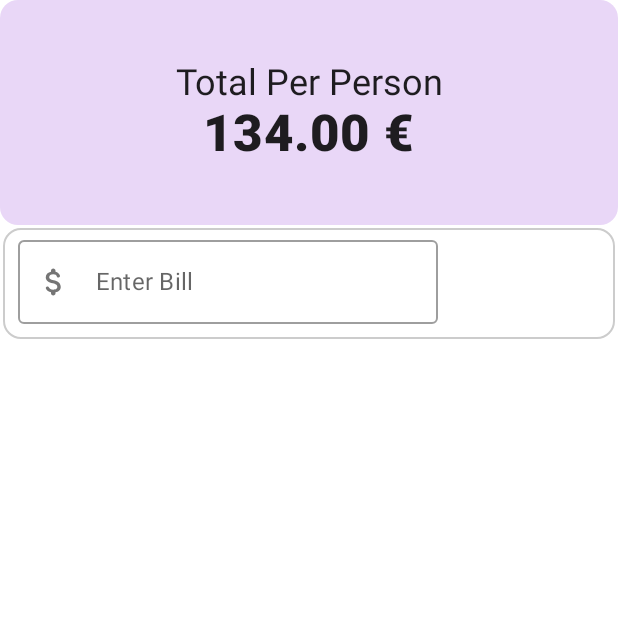
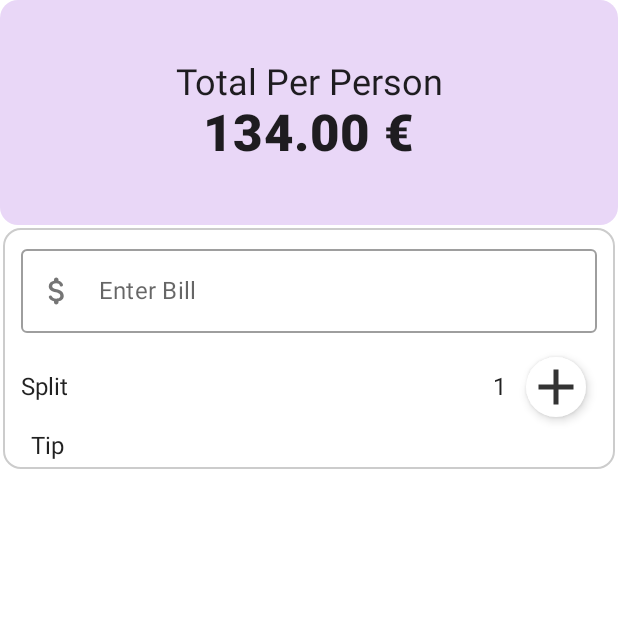
Before and after one commit to raiesbo/random, an Android app built with Jetpack Compose: the screen it shows after launch (MainActivity), on a phone screen of 412 x 824 dp, the top half of it. Run offline under Robolectric (Android 15) with nearby library versions, the phone set to English and light mode, and no system bars.

Commit message:
[kotlinCompose JetTipApp] Implement Split section and fix input width

```diff
--- a/androidKotlinBootcamp/JetTipApp/app/src/main/java/com/raiesbo/jettipapp/MainActivity.kt
+++ b/androidKotlinBootcamp/JetTipApp/app/src/main/java/com/raiesbo/jettipapp/MainActivity.kt
@@ -12,6 +12,12 @@ import androidx.compose.foundation.text.KeyboardActions
 import androidx.compose.material.MaterialTheme
 import androidx.compose.material.Surface
 import androidx.compose.material.Text
+import androidx.compose.material.icons.Icons
+import androidx.compose.material.icons.filled.Add
+import androidx.compose.material.icons.filled.PlusOne
+import androidx.compose.material.icons.filled.Remove
+import androidx.compose.material.icons.rounded.PlusOne
+import androidx.compose.material.icons.rounded.Remove
 import androidx.compose.runtime.Composable
 import androidx.compose.runtime.mutableStateOf
 import androidx.compose.runtime.remember
@@ -26,6 +32,7 @@ import androidx.compose.ui.tooling.preview.Preview
 import androidx.compose.ui.unit.dp
 import com.raiesbo.jettipapp.components.InputField
 import com.raiesbo.jettipapp.ui.theme.JetTipAppTheme
+import com.raiesbo.jettipapp.widgets.RoundIconButton
 
 class MainActivity : ComponentActivity() {
     override fun onCreate(savedInstanceState: Bundle?) {
@@ -53,7 +60,6 @@ fun MyApp(content: @Composable () -> Unit) {
     }
 }
 
-@OptIn(ExperimentalComposeUiApi::class)
 @Preview(showBackground = true)
 @Composable
 fun MainContent() {
@@ -109,6 +115,10 @@ fun BillForm(
 
     val keyboardController = LocalSoftwareKeyboardController.current
 
+    val numPeople = remember {
+        mutableStateOf(1)
+    }
+
     Surface(
         modifier = Modifier
             .padding(2.dp)
@@ -116,7 +126,11 @@ fun BillForm(
         shape = RoundedCornerShape(corner = CornerSize(12.dp)),
         border = BorderStroke(width = 1.dp, color = Color.LightGray)
     ) {
-        Column() {
+        Column(
+            modifier = Modifier.padding(6.dp),
+            verticalArrangement = Arrangement.Top,
+            horizontalAlignment = Alignment.Start
+        ) {
             InputField(
                 valueState = totalBillState,
                 labelId = "Enter Bill",
@@ -128,11 +142,63 @@ fun BillForm(
                     keyboardController?.hide()
                 }
             )
+            if (true) { // validState
+                Row(
+                    modifier = Modifier
+                        .fillMaxWidth()
+                        .padding(6.dp),
+                    horizontalArrangement = Arrangement.SpaceBetween,
+                ) {
+                    Text(
+                        text = "Split",
+                        modifier = Modifier.align(
+                            alignment = Alignment.CenterVertically
+                        )
+                    )
+                    Row(
+                        modifier = Modifier.padding(horizontal = 3.dp),
+                        horizontalArrangement = Arrangement.End
+                    ) {
+                        if (numPeople.value > 1) {
+                            RoundIconButton(
+                                imageVector = Icons.Default.Remove,
+                                onClick = { numPeople.value-- }
+                            )
+                        } else {
+                            Box {}
+                        }
+                        Text(
+                            text = numPeople.value.toString(),
+                            modifier = Modifier
+                                .align(Alignment.CenterVertically)
+                                .padding(start = 9.dp, end = 9.dp)
+                        )
+                        RoundIconButton(
+                            imageVector = Icons.Default.Add,
+                            onClick = { numPeople.value++ }
+                        )
+                    }
+                }
+                // Tip row
+                Row(
+                    modifier = Modifier.padding(horizontal = 3.dp),
+                    horizontalArrangement = Arrangement.End
+                ) {
+                    Text(
+                        text = "Tip",
+                        modifier = Modifier
+                            .align(Alignment.CenterVertically)
+                            .padding(start = 9.dp, end = 9.dp)
+                    )
+                }
+            } else {
+                Box {}
+            }
         }
     }
 }
 
-//@Preview(showBackground = true)
+@Preview(showBackground = true)
 @Composable
 fun DefaultPreview() {
     JetTipAppTheme {
--- a/androidKotlinBootcamp/JetTipApp/app/src/main/java/com/raiesbo/jettipapp/components/Components.kt
+++ b/androidKotlinBootcamp/JetTipApp/app/src/main/java/com/raiesbo/jettipapp/components/Components.kt
@@ -1,5 +1,6 @@
 package com.raiesbo.jettipapp.components
 
+import androidx.compose.foundation.layout.fillMaxWidth
 import androidx.compose.foundation.layout.padding
 import androidx.compose.foundation.text.KeyboardActions
 import androidx.compose.foundation.text.KeyboardOptions
@@ -32,7 +33,9 @@ fun InputField(
     onActions: KeyboardActions = KeyboardActions.Default
 ) {
     OutlinedTextField(
-        modifier = modifier.padding(bottom = 10.dp, start = 10.dp),
+        modifier = modifier
+            .padding(bottom = 6.dp, start = 6.dp, end = 6.dp)
+            .fillMaxWidth(),
         value = valueState.value,
         onValueChange = {valueState.value = it},
         label = { Text(text = labelId) },
@@ -43,5 +46,4 @@ fun InputField(
         keyboardOptions = KeyboardOptions(keyboardType = keyboardType, imeAction = imeAction),
         keyboardActions = onActions
     )
-
 }
--- /dev/null
+++ b/androidKotlinBootcamp/JetTipApp/app/src/main/java/com/raiesbo/jettipapp/widgets/RoundIconButton.kt
@@ -0,0 +1,46 @@
+package com.raiesbo.jettipapp.widgets
+
+import androidx.compose.foundation.Image
+import androidx.compose.foundation.clickable
+import androidx.compose.foundation.layout.padding
+import androidx.compose.foundation.layout.size
+import androidx.compose.foundation.shape.CircleShape
+import androidx.compose.material.Card
+import androidx.compose.material.Icon
+import androidx.compose.material.MaterialTheme
+import androidx.compose.runtime.Composable
+import androidx.compose.ui.Modifier
+import androidx.compose.ui.graphics.Color
+import androidx.compose.ui.graphics.vector.ImageVector
+import androidx.compose.ui.unit.Dp
+import androidx.compose.ui.unit.dp
+
+// {}
+
+val IconButtonSizeModifier = Modifier.size(40.dp)
+
+@Composable
+fun RoundIconButton(
+    modifier: Modifier = Modifier,
+    imageVector: ImageVector,
+    onClick: () -> Unit,
+    tint: Color = Color.Black.copy(alpha = 0.8f),
+    backgroundColor: Color = MaterialTheme.colors.background,
+    elevation: Dp = 4.dp
+) {
+    Card(
+        modifier = modifier
+            .padding(all = 4.dp)
+            .clickable { onClick.invoke() }
+            .then(IconButtonSizeModifier),
+        shape = CircleShape,
+        backgroundColor = backgroundColor,
+        elevation = elevation
+    ) {
+        Icon(
+            imageVector = imageVector,
+            contentDescription = "Button sign",
+            tint = tint
+        )
+    }
+}
```
